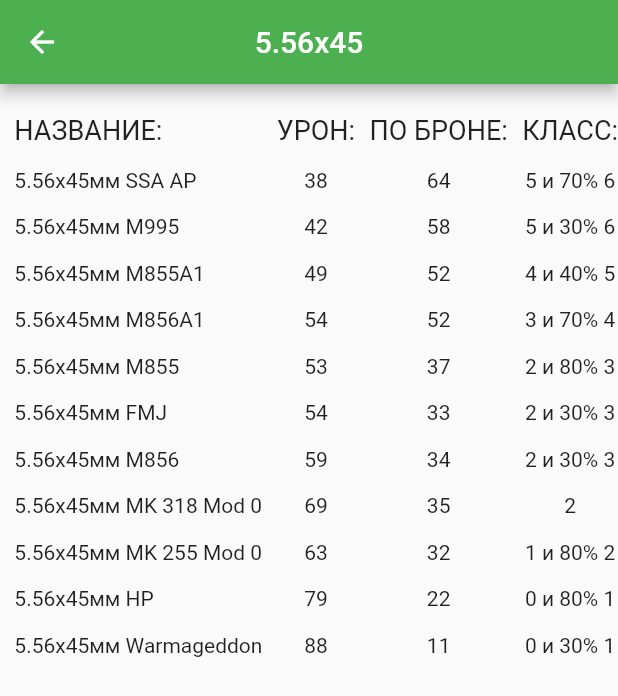
After one commit to AndrewRedFox/tarkov_help, a Flutter app: the FivePointFiftySixOnFortyFive screen opened directly, on a phone screen of 412 x 824 dp. The commit adds this screen. Shown: the top 696 px of the screen. Run offline on Flutter 3.47's test engine with Material 2 defaults, Android fonts, the phone set to English and light mode, and no system bars.

Commit message:
add new page

```diff
--- /dev/null
+++ b/lib/rotes/patronsRoutes/5.56x45.dart
@@ -0,0 +1,143 @@
+import 'package:flutter/cupertino.dart';
+import 'package:flutter/material.dart';
+
+class FivePointFiftySixOnFortyFive extends StatelessWidget {
+  const FivePointFiftySixOnFortyFive({Key? key}) : super(key: key);
+
+  @override
+  Widget build(BuildContext context) {
+    return Scaffold(
+      appBar: AppBar(
+        title: Text('5.56x45'),
+        centerTitle: true,
+        backgroundColor: Colors.green,
+      ),
+      body: ListView(
+        children: [
+          Row(
+            mainAxisAlignment: MainAxisAlignment.spaceBetween,
+            children: [
+              SizedBox(height: 150,),
+              Column(
+                crossAxisAlignment: CrossAxisAlignment.start,
+                children: const [
+                  SizedBox(height: 20,),
+                  Text('НАЗВАНИЕ:', style: TextStyle(fontSize: 18),),
+                  SizedBox(height: 15,),
+                  Text('5.56x45мм SSA AP'),
+                  SizedBox(height: 15,),
+                  Text('5.56x45мм M995'),
+                  SizedBox(height: 15,),
+                  Text('5.56x45мм M855A1'),
+                  SizedBox(height: 15,),
+                  Text('5.56x45мм M856A1'),
+                  SizedBox(height: 15,),
+                  Text('5.56x45мм M855'),
+                  SizedBox(height: 15,),
+                  Text('5.56x45мм FMJ'),
+                  SizedBox(height: 15,),
+                  Text('5.56x45мм M856'),
+                  SizedBox(height: 15,),
+                  Text('5.56x45мм MK 318 Mod 0'),
+                  SizedBox(height: 15,),
+                  Text('5.56x45мм MK 255 Mod 0'),
+                  SizedBox(height: 15,),
+                  Text('5.56x45мм HP'),
+                  SizedBox(height: 15,),
+                  Text('5.56x45мм Warmageddon'),
+                ],
+              ),
+              Column(
+                mainAxisAlignment: MainAxisAlignment.start,
+                children: const [
+                  SizedBox(height: 20,),
+                  Text('УРОН:', style: TextStyle(fontSize: 18)),
+                  SizedBox(height: 15,),
+                  Text('38'),
+                  SizedBox(height: 15,),
+                  Text('42'),
+                  SizedBox(height: 15,),
+                  Text('49'),
+                  SizedBox(height: 15,),
+                  Text('54'),
+                  SizedBox(height: 15,),
+                  Text('53'),
+                  SizedBox(height: 15,),
+                  Text('54'),
+                  SizedBox(height: 15,),
+                  Text('59'),
+                  SizedBox(height: 15,),
+                  Text('69'),
+                  SizedBox(height: 15,),
+                  Text('63'),
+                  SizedBox(height: 15,),
+                  Text('79'),
+                  SizedBox(height: 15,),
+                  Text('88'),
+                ],
+              ),
+              Column(
+                mainAxisAlignment: MainAxisAlignment.start,
+                children: const [
+                  SizedBox(height: 20,),
+                  Text('ПО БРОНЕ:', style: TextStyle(fontSize: 18)),
+                  SizedBox(height: 15,),
+                  Text('64'),
+                  SizedBox(height: 15,),
+                  Text('58'),
+                  SizedBox(height: 15,),
+                  Text('52'),
+                  SizedBox(height: 15,),
+                  Text('52'),
+                  SizedBox(height: 15,),
+                  Text('37'),
+                  SizedBox(height: 15,),
+                  Text('33'),
+                  SizedBox(height: 15,),
+                  Text('34'),
+                  SizedBox(height: 15,),
+                  Text('35'),
+                  SizedBox(height: 15,),
+                  Text('32'),
+                  SizedBox(height: 15,),
+                  Text('22'),
+                  SizedBox(height: 15,),
+                  Text('11'),
+                ],
+              ),
+              Column(
+                mainAxisAlignment: MainAxisAlignment.start,
+                children: const [
+                  SizedBox(height: 20,),
+                  Text('КЛАСС:', style: TextStyle(fontSize: 18)),
+                  SizedBox(height: 15,),
+                  Text('5 и 70% 6'),
+                  SizedBox(height: 15,),
+                  Text('5 и 30% 6'),
+                  SizedBox(height: 15,),
+                  Text('4 и 40% 5'),
+                  SizedBox(height: 15,),
+                  Text('3 и 70% 4'),
+                  SizedBox(height: 15,),
+                  Text('2 и 80% 3'),
+                  SizedBox(height: 15,),
+                  Text('2 и 30% 3'),
+                  SizedBox(height: 15,),
+                  Text('2 и 30% 3'),
+                  SizedBox(height: 15,),
+                  Text('2'),
+                  SizedBox(height: 15,),
+                  Text('1 и 80% 2'),
+                  SizedBox(height: 15,),
+                  Text('0 и 80% 1'),
+                  SizedBox(height: 15,),
+                  Text('0 и 30% 1'),
+                ],
+              )
+            ],
+          )
+        ],
+      ),
+    );
+  }
+}
--- a/pubspec.yaml
+++ b/pubspec.yaml
@@ -59,6 +59,8 @@ flutter:
 
   assets:
     - assets/45.jpg
+    - assets/armor.png
+    - assets/bullet.png
 
   # An image asset can refer to one or more resolution-specific "variants", see
   # https://flutter.dev/assets-and-images/#resolution-aware
```
Also changed, not shown: lib/rotes/Patrons.dart (+66 -31 lines), lib/rotes/SelectTarkovHelp.dart (+14 -14 lines), lib/rotes/patronsRoutes/5.7x28.dart (added, +112 -0 lines), lib/rotes/patronsRoutes/7.62x25.dart (added, +112 -0 lines), assets/armor.png (added), assets/bullet.png (added).
